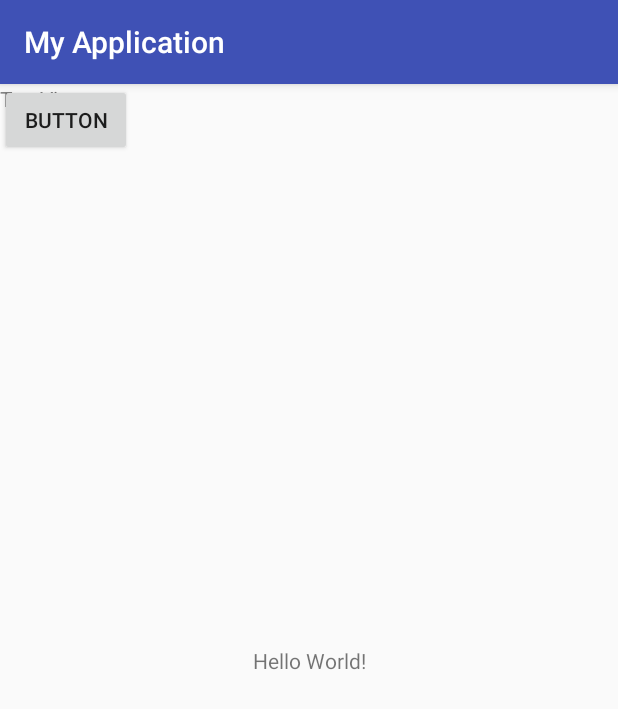
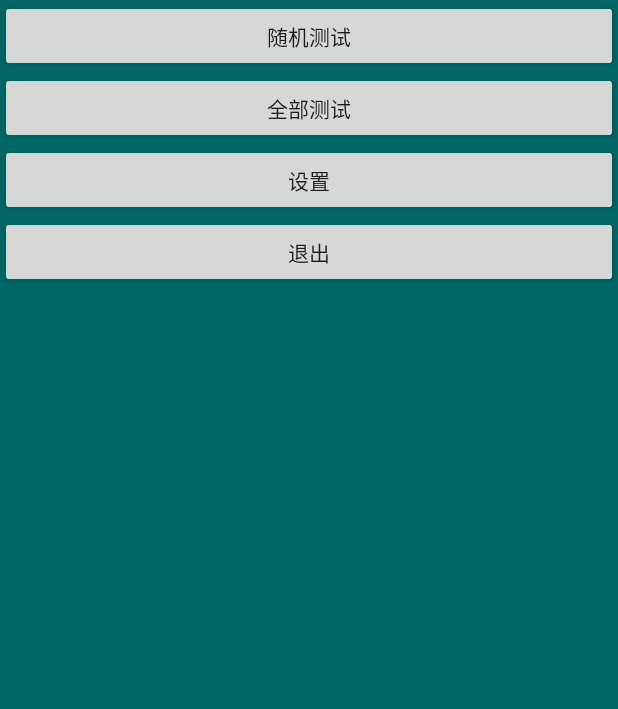
Before and after one commit to songyongren/jkbd, an Android app: the screen it shows after launch (MainActivity), on a phone screen of 412 x 824 dp. Shown: the top 709 px of the screen. Run offline under Robolectric (Android 15) with nearby library versions, the light colour scheme and no system bars.

Commit message:
闪屏，主页布局设计

```diff
--- a/app/src/main/AndroidManifest.xml
+++ b/app/src/main/AndroidManifest.xml
@@ -9,7 +9,12 @@
         android:roundIcon="@mipmap/ic_launcher_round"
         android:supportsRtl="true"
         android:theme="@style/AppTheme" >
-        <activity android:name=".MainActivity" >
+        <activity android:name=".activity.MainActivity"
+            android:theme="@style/Theme.AppCompat.Light.NoActionBar">
+        </activity>
+        <activity android:name=".activity.SplashActivity"
+            android:theme="@style/Theme.AppCompat.Light.NoActionBar">
+
             <intent-filter>
                 <action android:name="android.intent.action.MAIN" />
 
--- a/app/src/main/java/com/example/administrator/myapplication/MainActivity.java
+++ /dev/null
@@ -1,13 +0,0 @@
-package com.example.administrator.myapplication;
-
-import android.support.v7.app.AppCompatActivity;
-import android.os.Bundle;
-
-public class MainActivity extends AppCompatActivity {
-
-    @Override
-    protected void onCreate(Bundle savedInstanceState) {
-        super.onCreate(savedInstanceState);
-        setContentView(R.layout.activity_main);
-    }
-}
--- /dev/null
+++ b/app/src/main/java/com/example/administrator/myapplication/activity/MainActivity.java
@@ -0,0 +1,15 @@
+package com.example.administrator.myapplication.activity;
+
+import android.support.v7.app.AppCompatActivity;
+import android.os.Bundle;
+
+import com.example.administrator.myapplication.R;
+
+public class MainActivity extends AppCompatActivity {
+
+    @Override
+    protected void onCreate(Bundle savedInstanceState) {
+        super.onCreate(savedInstanceState);
+        setContentView(R.layout.index);
+    }
+}
--- /dev/null
+++ b/app/src/main/java/com/example/administrator/myapplication/activity/SplashActivity.java
@@ -0,0 +1,35 @@
+package com.example.administrator.myapplication.activity;
+
+import android.content.Intent;
+import android.os.Bundle;
+import android.os.CountDownTimer;
+import android.support.annotation.Nullable;
+import android.support.v7.app.AppCompatActivity;
+
+import com.example.administrator.myapplication.R;
+
+/**
+ * Created by Administrator on 2017/6/28.
+ */
+
+public class SplashActivity extends AppCompatActivity{
+    @Override
+    protected void onCreate(@Nullable Bundle savedInstanceState) {
+        super.onCreate(savedInstanceState);
+        setContentView(R.layout.main);
+        mCountDownTimer.start();
+    }
+    CountDownTimer mCountDownTimer =new CountDownTimer(2000,1000) {
+        @Override
+        public void onTick(long l) {
+
+        }
+
+        @Override
+        public void onFinish() {
+            Intent intent=new Intent(SplashActivity.this,MainActivity.class);
+            startActivity(intent);
+            SplashActivity.this.finish();
+        }
+    };
+}
--- a/app/src/main/res/layout/activity_main.xml
+++ b/app/src/main/res/layout/activity_main.xml
@@ -5,31 +5,10 @@
     xmlns:app="http://schemas.android.com/apk/res-auto"
     android:layout_width="match_parent"
     android:layout_height="match_parent"
-    tools:context="com.example.administrator.myapplication.MainActivity">
+    tools:context="com.example.administrator.myapplication.activity.MainActivity"
+    android:background="#F066"
+    >
 
-    <TextView
-        android:layout_width="wrap_content"
-        android:layout_height="wrap_content"
-        android:text="Hello World!"
-        app:layout_constraintBottom_toBottomOf="parent"
-        app:layout_constraintLeft_toLeftOf="parent"
-        app:layout_constraintRight_toRightOf="parent"
-        app:layout_constraintTop_toTopOf="parent" />
 
-    <TextView
-        android:id="@+id/textView"
-        android:layout_width="wrap_content"
-        android:layout_height="wrap_content"
-        android:text="TextView"
-        tools:layout_editor_absoluteX="65dp"
-        tools:layout_editor_absoluteY="94dp" />
-
-    <Button
-        android:id="@+id/button"
-        android:layout_width="wrap_content"
-        android:layout_height="wrap_content"
-        android:text="Button"
-        tools:layout_editor_absoluteX="147dp"
-        tools:layout_editor_absoluteY="343dp" />
 
 </android.support.constraint.ConstraintLayout>
--- /dev/null
+++ b/app/src/main/res/layout/index.xml
@@ -0,0 +1,33 @@
+<?xml version="1.0" encoding="utf-8"?>
+<LinearLayout xmlns:android="http://schemas.android.com/apk/res/android"
+    android:orientation="vertical" android:layout_width="match_parent"
+    android:layout_height="match_parent"
+    android:background="#F066">
+
+
+    <Button
+        android:id="@+id/button7"
+        android:layout_width="match_parent"
+        android:layout_height="wrap_content"
+        android:text="@string/button1"
+
+        />
+
+    <Button
+        android:id="@+id/button8"
+        android:layout_width="match_parent"
+        android:layout_height="wrap_content"
+        android:text="@string/button2" />
+
+    <Button
+        android:id="@+id/button9"
+        android:layout_width="match_parent"
+        android:layout_height="wrap_content"
+        android:text="@string/button3" />
+
+    <Button
+        android:id="@+id/button10"
+        android:layout_width="match_parent"
+        android:layout_height="wrap_content"
+        android:text="@string/button4" />
+</LinearLayout>
--- /dev/null
+++ b/app/src/main/res/layout/main.xml
@@ -0,0 +1,8 @@
+<?xml version="1.0" encoding="utf-8"?>
+<LinearLayout xmlns:android="http://schemas.android.com/apk/res/android"
+    android:orientation="vertical" android:layout_width="match_parent"
+    android:layout_height="match_parent"
+    android:background="@mipmap/ic"
+    >
+
+</LinearLayout>
--- a/app/src/main/res/values/strings.xml
+++ b/app/src/main/res/values/strings.xml
@@ -1,3 +1,7 @@
 <resources>
     <string name="app_name">My Application</string>
+    <string name="button1">随机测试</string>
+    <string name="button2">全部测试</string>
+    <string name="button3">设置</string>
+    <string name="button4">退出</string>
 </resources>
```
